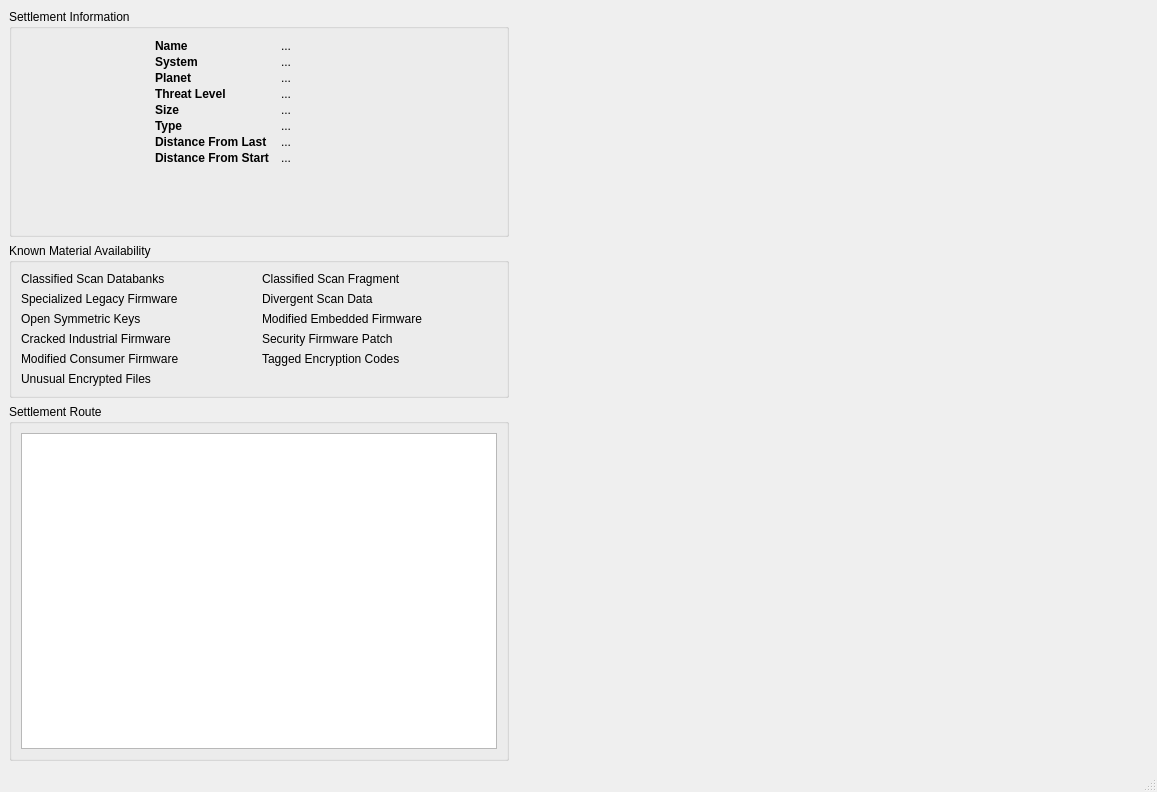
Before: the Qt Designer form src/RouteViewer.ui in neotron/EDPathFinder, drawn with Qt 5.
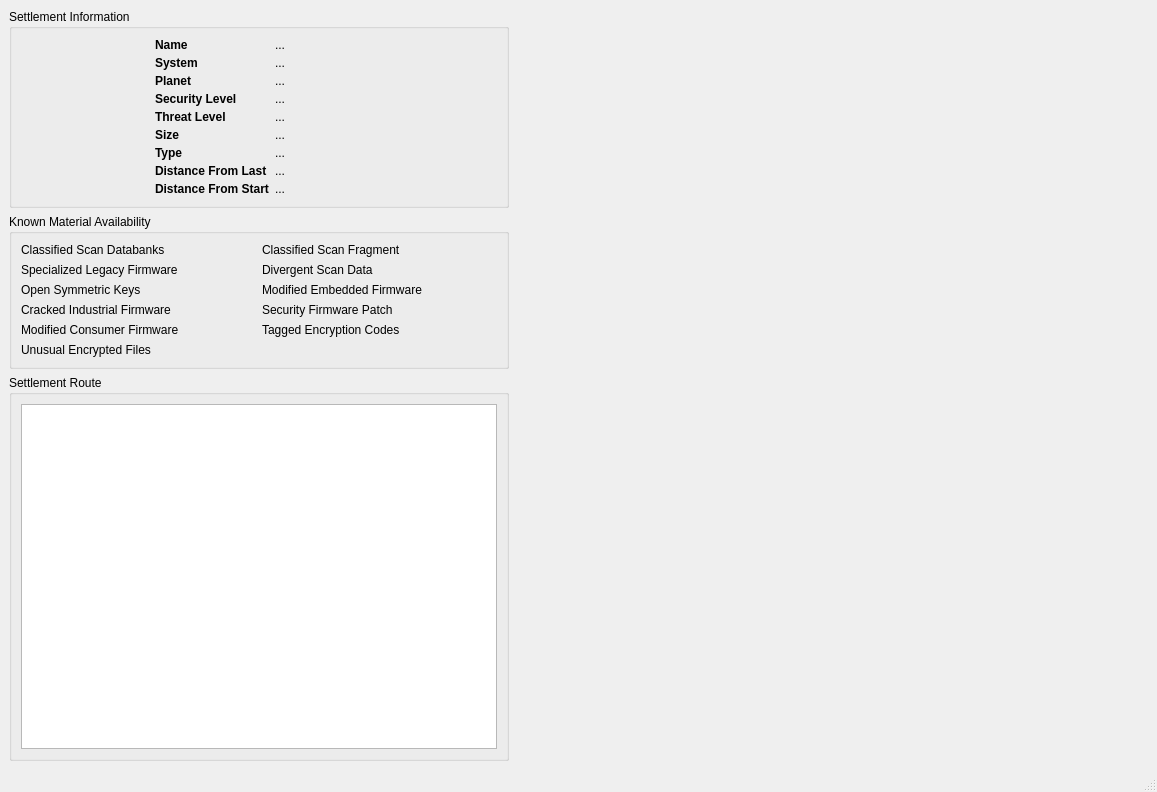
After: the same form once the commit is applied. Icons and pictures are not drawn.

Commit message: Fix parsing of threat level.

```diff
--- a/src/RouteViewer.ui
+++ b/src/RouteViewer.ui
@@ -32,7 +32,7 @@
       <item>
        <widget class="QGroupBox" name="groupBox">
         <property name="sizePolicy">
-         <sizepolicy hsizetype="Preferred" vsizetype="Fixed">
+         <sizepolicy hsizetype="Preferred" vsizetype="Preferred">
           <horstretch>0</horstretch>
           <verstretch>0</verstretch>
          </sizepolicy>
@@ -56,47 +56,46 @@
          <string>Settlement Information</string>
         </property>
         <layout class="QGridLayout" name="gridLayout_2">
-         <item row="0" column="0">
-          <widget class="QLabel" name="settlementIcon">
-           <property name="sizePolicy">
-            <sizepolicy hsizetype="Fixed" vsizetype="Minimum">
-             <horstretch>0</horstretch>
-             <verstretch>1</verstretch>
-            </sizepolicy>
-           </property>
-           <property name="minimumSize">
-            <size>
-             <width>128</width>
-             <height>128</height>
-            </size>
-           </property>
-           <property name="maximumSize">
-            <size>
-             <width>128</width>
-             <height>128</height>
-            </size>
-           </property>
-           <property name="font">
-            <font>
-             <pointsize>13</pointsize>
-            </font>
-           </property>
-           <property name="text">
-            <string/>
-           </property>
-           <property name="pixmap">
-            <pixmap resource="../resources/resources.qrc">:/noimage.png</pixmap>
-           </property>
-          </widget>
-         </item>
-         <item row="0" column="1">
+         <item row="0" column="1" rowspan="2">
           <layout class="QGridLayout" name="gridLayout">
-           <property name="horizontalSpacing">
-            <number>12</number>
-           </property>
            <property name="verticalSpacing">
-            <number>0</number>
+            <number>4</number>
            </property>
+           <item row="7" column="0">
+            <widget class="QLabel" name="label_8">
+             <property name="sizePolicy">
+              <sizepolicy hsizetype="Fixed" vsizetype="Preferred">
+               <horstretch>0</horstretch>
+               <verstretch>0</verstretch>
+              </sizepolicy>
+             </property>
+             <property name="font">
+              <font>
+               <weight>75</weight>
+               <bold>true</bold>
+              </font>
+             </property>
+             <property name="text">
+              <string>Distance From Last</string>
+             </property>
+            </widget>
+           </item>
+           <item row="3" column="1">
+            <widget class="QLabel" name="securityLabel">
+             <property name="sizePolicy">
+              <sizepolicy hsizetype="Preferred" vsizetype="Preferred">
+               <horstretch>0</horstretch>
+               <verstretch>1</verstretch>
+              </sizepolicy>
+             </property>
+             <property name="font">
+              <font/>
+             </property>
+             <property name="text">
+              <string>...</string>
+             </property>
+            </widget>
+           </item>
            <item row="0" column="0">
             <widget class="QLabel" name="label_2">
              <property name="sizePolicy">
@@ -116,57 +115,6 @@
              </property>
             </widget>
            </item>
-           <item row="0" column="1">
-            <widget class="QLabel" name="settlementLabel">
-             <property name="sizePolicy">
-              <sizepolicy hsizetype="Preferred" vsizetype="Preferred">
-               <horstretch>0</horstretch>
-               <verstretch>1</verstretch>
-              </sizepolicy>
-             </property>
-             <property name="font">
-              <font/>
-             </property>
-             <property name="text">
-              <string>...</string>
-             </property>
-            </widget>
-           </item>
-           <item row="1" column="0">
-            <widget class="QLabel" name="label_3">
-             <property name="sizePolicy">
-              <sizepolicy hsizetype="Fixed" vsizetype="Preferred">
-               <horstretch>0</horstretch>
-               <verstretch>0</verstretch>
-              </sizepolicy>
-             </property>
-             <property name="font">
-              <font>
-               <weight>75</weight>
-               <bold>true</bold>
-              </font>
-             </property>
-             <property name="text">
-              <string>System</string>
-             </property>
-            </widget>
-           </item>
-           <item row="1" column="1">
-            <widget class="QLabel" name="systemLabel">
-             <property name="sizePolicy">
-              <sizepolicy hsizetype="Preferred" vsizetype="Preferred">
-               <horstretch>0</horstretch>
-               <verstretch>1</verstretch>
-              </sizepolicy>
-             </property>
-             <property name="font">
-              <font/>
-             </property>
-             <property name="text">
-              <string>...</string>
-             </property>
-            </widget>
-           </item>
            <item row="2" column="0">
             <widget class="QLabel" name="label_4">
              <property name="sizePolicy">
@@ -186,24 +134,8 @@
              </property>
             </widget>
            </item>
-           <item row="2" column="1">
-            <widget class="QLabel" name="planetLabel">
-             <property name="sizePolicy">
-              <sizepolicy hsizetype="Preferred" vsizetype="Preferred">
-               <horstretch>0</horstretch>
-               <verstretch>1</verstretch>
-              </sizepolicy>
-             </property>
-             <property name="font">
-              <font/>
-             </property>
-             <property name="text">
-              <string>...</string>
-             </property>
-            </widget>
-           </item>
-           <item row="3" column="0">
-            <widget class="QLabel" name="label_5">
+           <item row="1" column="0">
+            <widget class="QLabel" name="label_3">
              <property name="sizePolicy">
               <sizepolicy hsizetype="Fixed" vsizetype="Preferred">
                <horstretch>0</horstretch>
@@ -217,27 +149,11 @@
               </font>
              </property>
              <property name="text">
-              <string>Threat Level</string>
+              <string>System</string>
              </property>
             </widget>
            </item>
-           <item row="3" column="1">
-            <widget class="QLabel" name="threatLabel">
-             <property name="sizePolicy">
-              <sizepolicy hsizetype="Preferred" vsizetype="Preferred">
-               <horstretch>0</horstretch>
-               <verstretch>1</verstretch>
-              </sizepolicy>
-             </property>
-             <property name="font">
-              <font/>
-             </property>
-             <property name="text">
-              <string>...</string>
-             </property>
-            </widget>
-           </item>
-           <item row="4" column="0">
+           <item row="5" column="0">
             <widget class="QLabel" name="label_6">
              <property name="sizePolicy">
               <sizepolicy hsizetype="Fixed" vsizetype="Preferred">
@@ -256,8 +172,8 @@
              </property>
             </widget>
            </item>
-           <item row="4" column="1">
-            <widget class="QLabel" name="sizeLabel">
+           <item row="1" column="1">
+            <widget class="QLabel" name="systemLabel">
              <property name="sizePolicy">
               <sizepolicy hsizetype="Preferred" vsizetype="Preferred">
                <horstretch>0</horstretch>
@@ -272,27 +188,8 @@
              </property>
             </widget>
            </item>
-           <item row="5" column="0">
-            <widget class="QLabel" name="label_7">
-             <property name="sizePolicy">
-              <sizepolicy hsizetype="Fixed" vsizetype="Preferred">
-               <horstretch>0</horstretch>
-               <verstretch>0</verstretch>
-              </sizepolicy>
-             </property>
-             <property name="font">
-              <font>
-               <weight>75</weight>
-               <bold>true</bold>
-              </font>
-             </property>
-             <property name="text">
-              <string>Type</string>
-             </property>
-            </widget>
-           </item>
            <item row="5" column="1">
-            <widget class="QLabel" name="typeLabel">
+            <widget class="QLabel" name="sizeLabel">
              <property name="sizePolicy">
               <sizepolicy hsizetype="Preferred" vsizetype="Preferred">
                <horstretch>0</horstretch>
@@ -307,27 +204,8 @@
              </property>
             </widget>
            </item>
-           <item row="6" column="0">
-            <widget class="QLabel" name="label_8">
-             <property name="sizePolicy">
-              <sizepolicy hsizetype="Fixed" vsizetype="Preferred">
-               <horstretch>0</horstretch>
-               <verstretch>0</verstretch>
-              </sizepolicy>
-             </property>
-             <property name="font">
-              <font>
-               <weight>75</weight>
-               <bold>true</bold>
-              </font>
-             </property>
-             <property name="text">
-              <string>Distance From Last</string>
-             </property>
-            </widget>
-           </item>
            <item row="6" column="1">
-            <widget class="QLabel" name="lastDistanceLabel">
+            <widget class="QLabel" name="typeLabel">
              <property name="sizePolicy">
               <sizepolicy hsizetype="Preferred" vsizetype="Preferred">
                <horstretch>0</horstretch>
@@ -342,7 +220,7 @@
              </property>
             </widget>
            </item>
-           <item row="7" column="0">
+           <item row="8" column="0">
             <widget class="QLabel" name="label_9">
              <property name="sizePolicy">
               <sizepolicy hsizetype="Fixed" vsizetype="Preferred">
@@ -361,7 +239,112 @@
              </property>
             </widget>
            </item>
+           <item row="2" column="1">
+            <widget class="QLabel" name="planetLabel">
+             <property name="sizePolicy">
+              <sizepolicy hsizetype="Preferred" vsizetype="Preferred">
+               <horstretch>0</horstretch>
+               <verstretch>1</verstretch>
+              </sizepolicy>
+             </property>
+             <property name="font">
+              <font/>
+             </property>
+             <property name="text">
+              <string>...</string>
+             </property>
+            </widget>
+           </item>
+           <item row="6" column="0">
+            <widget class="QLabel" name="label_7">
+             <property name="sizePolicy">
+              <sizepolicy hsizetype="Fixed" vsizetype="Preferred">
+               <horstretch>0</horstretch>
+               <verstretch>0</verstretch>
+              </sizepolicy>
+             </property>
+             <property name="font">
+              <font>
+               <weight>75</weight>
+               <bold>true</bold>
+              </font>
+             </property>
+             <property name="text">
+              <string>Type</string>
+             </property>
+            </widget>
+           </item>
+           <item row="4" column="1">
+            <widget class="QLabel" name="threatLabel">
+             <property name="sizePolicy">
+              <sizepolicy hsizetype="Preferred" vsizetype="Preferred">
+               <horstretch>0</horstretch>
+               <verstretch>1</verstretch>
+              </sizepolicy>
+             </property>
+             <property name="font">
+              <font/>
+             </property>
+             <property name="text">
+              <string>...</string>
+             </property>
+            </widget>
+           </item>
+           <item row="3" column="0">
+            <widget class="QLabel" name="label_10">
+             <property name="sizePolicy">
+              <sizepolicy hsizetype="Fixed" vsizetype="Preferred">
+               <horstretch>0</horstretch>
+               <verstretch>0</verstretch>
+              </sizepolicy>
+             </property>
+             <property name="font">
+              <font>
+               <weight>75</weight>
+               <bold>true</bold>
+              </font>
+             </property>
+             <property name="text">
+              <string>Security Level</string>
+             </property>
+            </widget>
+           </item>
            <item row="7" column="1">
+            <widget class="QLabel" name="lastDistanceLabel">
+             <property name="sizePolicy">
+              <sizepolicy hsizetype="Preferred" vsizetype="Preferred">
+               <horstretch>0</horstretch>
+               <verstretch>1</verstretch>
+              </sizepolicy>
+             </property>
+             <property name="font">
+              <font/>
+             </property>
+             <property name="text">
+              <string>...</string>
+             </property>
+            </widget>
+           </item>
+           <item row="4" column="0">
+            <widget class="QLabel" name="label_5">
+             <property name="sizePolicy">
+              <sizepolicy hsizetype="Fixed" vsizetype="Preferred">
+               <horstretch>0</horstretch>
+               <verstretch>0</verstretch>
+              </sizepolicy>
+             </property>
+             <property name="font">
+              <font>
+               <weight>75</weight>
+               <bold>true</bold>
+              </font>
+             </property>
+             <property name="text">
+              <string>Threat Level</string>
+             </property>
+            </widget>
+           </item>
+           <item row="8" column="1">
             <widget class="QLabel" name="startDistanceLabel">
              <property name="sizePolicy">
               <sizepolicy hsizetype="Preferred" vsizetype="Preferred">
@@ -377,20 +360,56 @@
              </property>
             </widget>
            </item>
+           <item row="0" column="1">
+            <widget class="QLabel" name="settlementLabel">
+             <property name="sizePolicy">
+              <sizepolicy hsizetype="Preferred" vsizetype="Preferred">
+               <horstretch>0</horstretch>
+               <verstretch>1</verstretch>
+              </sizepolicy>
+             </property>
+             <property name="font">
+              <font/>
+             </property>
+             <property name="text">
+              <string>...</string>
+             </property>
+            </widget>
+           </item>
           </layout>
          </item>
-         <item row="1" column="0">
-          <spacer name="verticalSpacer_2">
-           <property name="orientation">
-            <enum>Qt::Vertical</enum>
+         <item row="0" column="0">
+          <widget class="QLabel" name="settlementIcon">
+           <property name="sizePolicy">
+            <sizepolicy hsizetype="Fixed" vsizetype="Minimum">
+             <horstretch>0</horstretch>
+             <verstretch>1</verstretch>
+            </sizepolicy>
            </property>
-           <property name="sizeHint" stdset="0">
+           <property name="minimumSize">
             <size>
-             <width>20</width>
-             <height>59</height>
+             <width>128</width>
+             <height>128</height>
             </size>
            </property>
-          </spacer>
+           <property name="maximumSize">
+            <size>
+             <width>128</width>
+             <height>128</height>
+            </size>
+           </property>
+           <property name="font">
+            <font>
+             <pointsize>13</pointsize>
+            </font>
+           </property>
+           <property name="text">
+            <string/>
+           </property>
+           <property name="pixmap">
+            <pixmap resource="../resources/resources.qrc">:/noimage.png</pixmap>
+           </property>
+          </widget>
          </item>
         </layout>
        </widget>
@@ -572,6 +591,7 @@
             </size>
            </property>
            <property name="font">
+            <font/>
            </property>
            <property name="alternatingRowColors">
             <bool>true</bool>
@@ -621,7 +641,7 @@
      <x>0</x>
      <y>0</y>
      <width>1157</width>
-     <height>21</height>
+     <height>22</height>
     </rect>
    </property>
   </widget>
```
The commit also changes 3 other files.
